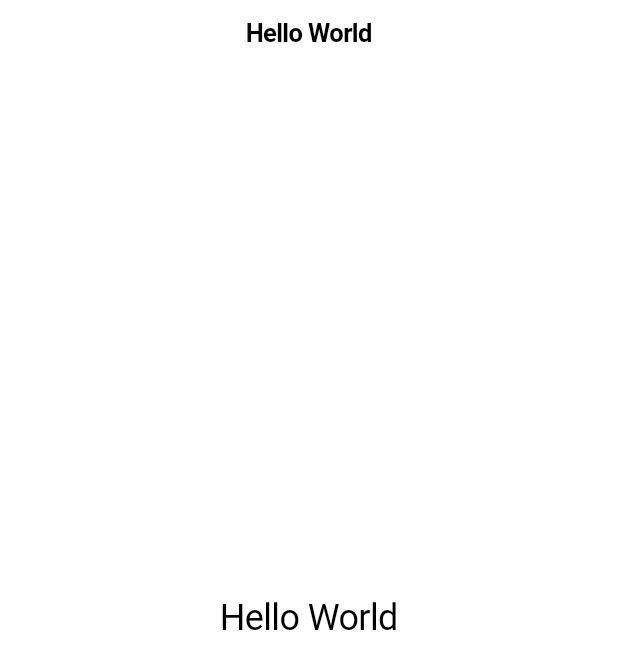
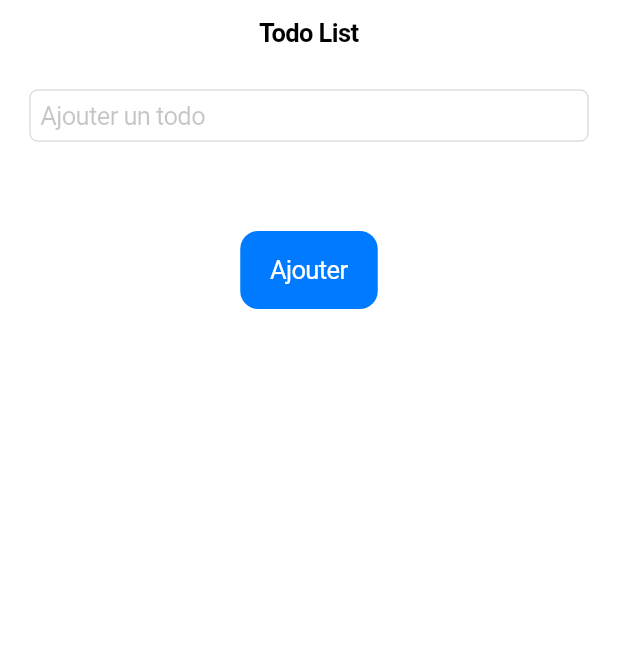
Before and after one commit to alexyvanot/flutter_todo_list, a Flutter app: the screen it shows after launch, on a phone screen of 412 x 824 dp. Shown: the top 669 px of the screen. Run offline on Flutter 3.47's test engine with Material 3 defaults, Android fonts, the phone set to English and light mode, and no system bars.

Commit message:
Added Todo TextField and Todo Add Button

```diff
--- a/lib/main.dart
+++ b/lib/main.dart
@@ -1,5 +1,4 @@
 import 'package:flutter/cupertino.dart';
-
 void main() {
   runApp(const MyApp());
 }
@@ -8,14 +7,27 @@ class MyApp extends StatelessWidget {
   const MyApp({super.key});
   @override
   Widget build(BuildContext context) {
-    return const CupertinoApp(
+    return CupertinoApp(
       debugShowCheckedModeBanner: false,
       home: CupertinoPageScaffold(
-        navigationBar: CupertinoNavigationBar(
-          middle: Text('Hello World'),
+        navigationBar: const CupertinoNavigationBar(
+          middle: Text('Todo List'),
         ),
-        child: Center(
-          child: Text('Hello World', style: TextStyle(fontSize: 24)),
+        child: Column(
+          children: [
+            const Padding(
+              padding: EdgeInsets.symmetric(vertical: 60.0, horizontal: 20.0),
+              child: CupertinoTextField(
+                placeholder: 'Ajouter un todo',
+              ),
+            ),
+            CupertinoButton.filled(
+              onPressed: () {
+                // appel de fonction pour ajouter un todo
+              },
+              child: const Text('Ajouter'),
+            ),
+          ],
         ),
       ),
     );
```
